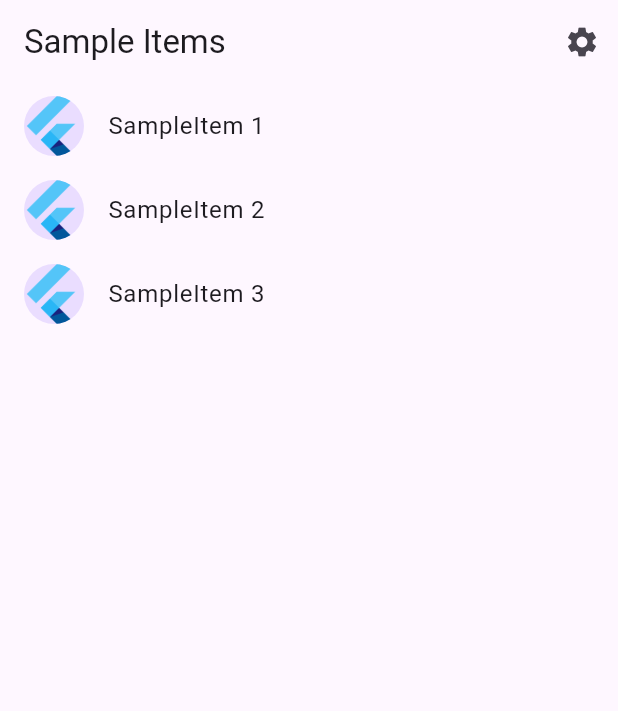
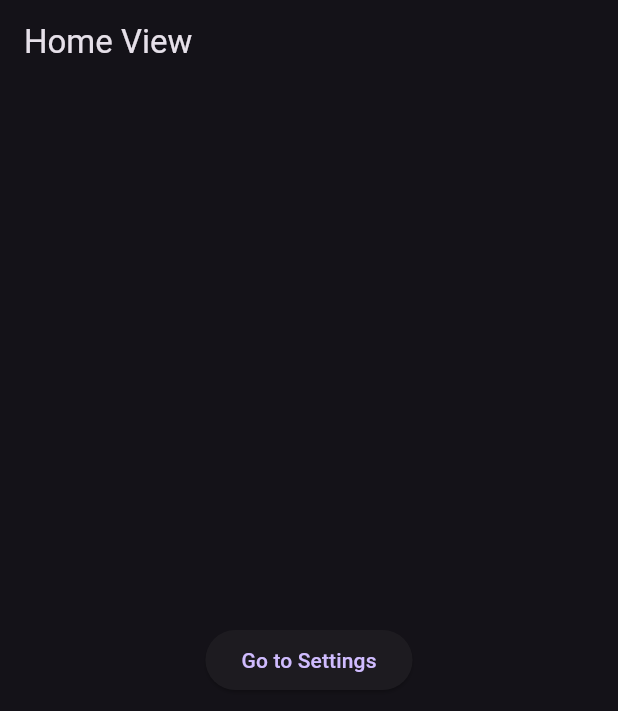
Before and after one commit to connellr023/oncology-quest, a Flutter app: the screen it shows after launch, on a phone screen of 412 x 824 dp. Shown: the top 711 px of the screen. Run offline on Flutter 3.47's test engine with Material 3 defaults, Android fonts, the phone set to English and light mode, and no system bars; generated files the repository leaves out were written again.

Commit message:
Some edits

```diff
--- a/oncology_quest_mobile/lib/src/app.dart
+++ b/oncology_quest_mobile/lib/src/app.dart
@@ -1,39 +1,21 @@
-import "package:flutter/material.dart";
-import "package:flutter_gen/gen_l10n/app_localizations.dart";
-import "package:flutter_localizations/flutter_localizations.dart";
+import 'package:flutter/material.dart';
+import 'package:flutter_gen/gen_l10n/app_localizations.dart';
+import 'package:flutter_localizations/flutter_localizations.dart';
 
-import "sample_feature/sample_item_details_view.dart";
-import "sample_feature/sample_item_list_view.dart";
-import "settings/settings_controller.dart";
-import "settings/settings_view.dart";
+import 'home/home_view.dart';
 
 class App extends StatelessWidget {
-  const App({
-    super.key,
-    required this.settingsController,
-  });
-
-  final SettingsController settingsController;
+  const App({super.key});
 
   @override
   Widget build(BuildContext context) {
-    // Glue the SettingsController to the MaterialApp.
-    //
-    // The ListenableBuilder Widget listens to the SettingsController for changes.
-    // Whenever the user updates their settings, the MaterialApp is rebuilt.
-    return ListenableBuilder(
-      listenable: settingsController,
-      builder: (BuildContext context, Widget? child) {
     return MaterialApp(
-          // Providing a restorationScopeId allows the Navigator built by the
-          // MaterialApp to restore the navigation stack when a user leaves and
-          // returns to the app after it has been killed while running in the
-          // background.
-          restorationScopeId: "app",
-
-          // Provide the generated AppLocalizations to the MaterialApp. This
-          // allows descendant Widgets to display the correct translations
-          // depending on the user"s locale.
+      debugShowCheckedModeBanner: false,
+      home: const HomeView(),
+      theme: ThemeData(),
+      darkTheme: ThemeData.dark(),
+      themeMode: ThemeMode.dark,
+      restorationScopeId: 'app',
       localizationsDelegates: const [
         AppLocalizations.delegate,
         GlobalMaterialLocalizations.delegate,
@@ -41,44 +23,9 @@ class App extends StatelessWidget {
         GlobalCupertinoLocalizations.delegate,
       ],
       supportedLocales: const [
-            Locale("en", "CA"),
+        Locale('en', 'CA'),
       ],
-
-          // Use AppLocalizations to configure the correct application title
-          // depending on the user"s locale.
-          //
-          // The appTitle is defined in .arb files found in the localization
-          // directory.
-          onGenerateTitle: (BuildContext context) =>
-              AppLocalizations.of(context)!.appTitle,
-
-          // Define a light and dark color theme. Then, read the user"s
-          // preferred ThemeMode (light, dark, or system default) from the
-          // SettingsController to display the correct theme.
-          theme: ThemeData(),
-          darkTheme: ThemeData.dark(),
-          themeMode: settingsController.themeMode,
-
-          // Define a function to handle named routes in order to support
-          // Flutter web url navigation and deep linking.
-          onGenerateRoute: (RouteSettings routeSettings) {
-            return MaterialPageRoute<void>(
-              settings: routeSettings,
-              builder: (BuildContext context) {
-                switch (routeSettings.name) {
-                  case SettingsView.routeName:
-                    return SettingsView(controller: settingsController);
-                  case SampleItemDetailsView.routeName:
-                    return const SampleItemDetailsView();
-                  case SampleItemListView.routeName:
-                  default:
-                    return const SampleItemListView();
-                }
-              },
-            );
-          },
-        );
-      },
+      onGenerateTitle: (BuildContext context) => AppLocalizations.of(context)!.appTitle
     );
   }
 }
--- /dev/null
+++ b/oncology_quest_mobile/lib/src/home/home_view.dart
@@ -0,0 +1,21 @@
+import 'package:flutter/material.dart';
+
+class HomeView extends StatelessWidget {
+  const HomeView({super.key});
+
+  @override
+  Widget build(BuildContext context) {
+    return Scaffold(
+      appBar: AppBar(
+        title: const Text('Home View'),
+      ),
+      body: Center(
+        child: ElevatedButton(
+          onPressed: () {
+          },
+          child: const Text('Go to Settings'),
+        ),
+      ),
+    );
+  }
+}
--- a/oncology_quest_mobile/lib/src/sample_feature/sample_item.dart
+++ /dev/null
@@ -1,6 +0,0 @@
-/// A placeholder class that represents an entity or model.
-class SampleItem {
-  const SampleItem(this.id);
-
-  final int id;
-}
--- a/oncology_quest_mobile/lib/src/sample_feature/sample_item_list_view.dart
+++ /dev/null
@@ -1,71 +0,0 @@
-import "package:flutter/material.dart";
-
-import "../settings/settings_view.dart";
-import "sample_item.dart";
-import "sample_item_details_view.dart";
-
-/// Displays a list of SampleItems.
-class SampleItemListView extends StatelessWidget {
-  const SampleItemListView({
-    super.key,
-    this.items = const [SampleItem(1), SampleItem(2), SampleItem(3)],
-  });
-
-  static const routeName = "/";
-
-  final List<SampleItem> items;
-
-  @override
-  Widget build(BuildContext context) {
-    return Scaffold(
-      appBar: AppBar(
-        title: const Text("Sample Items"),
-        actions: [
-          IconButton(
-            icon: const Icon(Icons.settings),
-            onPressed: () {
-              // Navigate to the settings page. If the user leaves and returns
-              // to the app after it has been killed while running in the
-              // background, the navigation stack is restored.
-              Navigator.restorablePushNamed(context, SettingsView.routeName);
-            },
-          ),
-        ],
-      ),
-
-      // To work with lists that may contain a large number of items, it’s best
-      // to use the ListView.builder constructor.
-      //
-      // In contrast to the default ListView constructor, which requires
-      // building all Widgets up front, the ListView.builder constructor lazily
-      // builds Widgets as they’re scrolled into view.
-      body: ListView.builder(
-        // Providing a restorationId allows the ListView to restore the
-        // scroll position when a user leaves and returns to the app after it
-        // has been killed while running in the background.
-        restorationId: "sampleItemListView",
-        itemCount: items.length,
-        itemBuilder: (BuildContext context, int index) {
-          final item = items[index];
-
-          return ListTile(
-            title: Text("SampleItem ${item.id}"),
-            leading: const CircleAvatar(
-              // Display the Flutter Logo image asset.
-              foregroundImage: AssetImage("assets/images/flutter_logo.png"),
-            ),
-            onTap: () {
-              // Navigate to the details page. If the user leaves and returns to
-              // the app after it has been killed while running in the
-              // background, the navigation stack is restored.
-              Navigator.restorablePushNamed(
-                context,
-                SampleItemDetailsView.routeName,
-              );
-            }
-          );
-        },
-      ),
-    );
-  }
-}
--- a/oncology_quest_mobile/lib/src/settings/settings_controller.dart
+++ /dev/null
@@ -1,50 +0,0 @@
-import "package:flutter/material.dart";
-
-import "settings_service.dart";
-
-/// A class that many Widgets can interact with to read user settings, update
-/// user settings, or listen to user settings changes.
-///
-/// Controllers glue Data Services to Flutter Widgets. The SettingsController
-/// uses the SettingsService to store and retrieve user settings.
-class SettingsController with ChangeNotifier {
-  SettingsController(this._settingsService);
-
-  // Make SettingsService a private variable so it is not used directly.
-  final SettingsService _settingsService;
-
-  // Make ThemeMode a private variable so it is not updated directly without
-  // also persisting the changes with the SettingsService.
-  late ThemeMode _themeMode;
-
-  // Allow Widgets to read the user"s preferred ThemeMode.
-  ThemeMode get themeMode => _themeMode;
-
-  /// Load the user"s settings from the SettingsService. It may load from a
-  /// local database or the internet. The controller only knows it can load the
-  /// settings from the service.
-  Future<void> loadSettings() async {
-    _themeMode = await _settingsService.themeMode();
-
-    // Important! Inform listeners a change has occurred.
-    notifyListeners();
-  }
-
-  /// Update and persist the ThemeMode based on the user"s selection.
-  Future<void> updateThemeMode(ThemeMode? newThemeMode) async {
-    if (newThemeMode == null) return;
-
-    // Do not perform any work if new and old ThemeMode are identical
-    if (newThemeMode == _themeMode) return;
-
-    // Otherwise, store the new ThemeMode in memory
-    _themeMode = newThemeMode;
-
-    // Important! Inform listeners a change has occurred.
-    notifyListeners();
-
-    // Persist the changes to a local database or the internet using the
-    // SettingService.
-    await _settingsService.updateThemeMode(newThemeMode);
-  }
-}
--- a/oncology_quest_mobile/lib/src/settings/settings_service.dart
+++ /dev/null
@@ -1,17 +0,0 @@
-import "package:flutter/material.dart";
-
-/// A service that stores and retrieves user settings.
-///
-/// By default, this class does not persist user settings. If you"d like to
-/// persist the user settings locally, use the shared_preferences package. If
-/// you"d like to store settings on a web server, use the http package.
-class SettingsService {
-  /// Loads the User"s preferred ThemeMode from local or remote storage.
-  Future<ThemeMode> themeMode() async => ThemeMode.system;
-
-  /// Persists the user"s preferred ThemeMode to local or remote storage.
-  Future<void> updateThemeMode(ThemeMode theme) async {
-    // Use the shared_preferences package to persist settings locally or the
-    // http package to persist settings over the network.
-  }
-}
--- a/oncology_quest_mobile/lib/src/settings/settings_view.dart
+++ /dev/null
@@ -1,51 +0,0 @@
-import "package:flutter/material.dart";
-
-import "settings_controller.dart";
-
-/// Displays the various settings that can be customized by the user.
-///
-/// When a user changes a setting, the SettingsController is updated and
-/// Widgets that listen to the SettingsController are rebuilt.
-class SettingsView extends StatelessWidget {
-  const SettingsView({super.key, required this.controller});
-
-  static const routeName = "/settings";
-
-  final SettingsController controller;
-
-  @override
-  Widget build(BuildContext context) {
-    return Scaffold(
-      appBar: AppBar(
-        title: const Text("Settings"),
-      ),
-      body: Padding(
-        padding: const EdgeInsets.all(16),
-        // Glue the SettingsController to the theme selection DropdownButton.
-        //
-        // When a user selects a theme from the dropdown list, the
-        // SettingsController is updated, which rebuilds the MaterialApp.
-        child: DropdownButton<ThemeMode>(
-          // Read the selected themeMode from the controller
-          value: controller.themeMode,
-          // Call the updateThemeMode method any time the user selects a theme.
-          onChanged: controller.updateThemeMode,
-          items: const [
-            DropdownMenuItem(
-              value: ThemeMode.system,
-              child: Text("System Theme"),
-            ),
-            DropdownMenuItem(
-              value: ThemeMode.light,
-              child: Text("Light Theme"),
-            ),
-            DropdownMenuItem(
-              value: ThemeMode.dark,
-              child: Text("Dark Theme"),
-            )
-          ],
-        ),
-      ),
-    );
-  }
-}
```
Also changed, not shown: oncology_quest_mobile/lib/main.dart (+3 -8 lines), oncology_quest_mobile/lib/src/sample_feature/sample_item_details_view.dart (deleted, +0 -20 lines), oncology_quest_mobile/pubspec.yaml (+9 -7 lines), oncology_quest_mobile/assets/images/2.0x/flutter_logo.png (deleted), oncology_quest_mobile/assets/images/2.0x/oq_logo.png (renamed from oncology_quest_mobile/assets/images/oq_logo/2x/Artboard 1@2x.png), oncology_quest_mobile/assets/images/3.0x/flutter_logo.png (deleted), oncology_quest_mobile/assets/images/3.0x/oq_logo.png (renamed from oncology_quest_mobile/assets/images/oq_logo/3x/Artboard 1@3x.png), oncology_quest_mobile/assets/images/flutter_logo.png (deleted), oncology_quest_mobile/assets/images/oq_logo.png (renamed from oncology_quest_mobile/assets/images/oq_logo/Artboard 1.png), oncology_quest_mobile/assets/images/oq_logo.svg (deleted), oncology_quest_mobile/pubspec.lock. Lines whose indentation alone changed are shown as unchanged.
